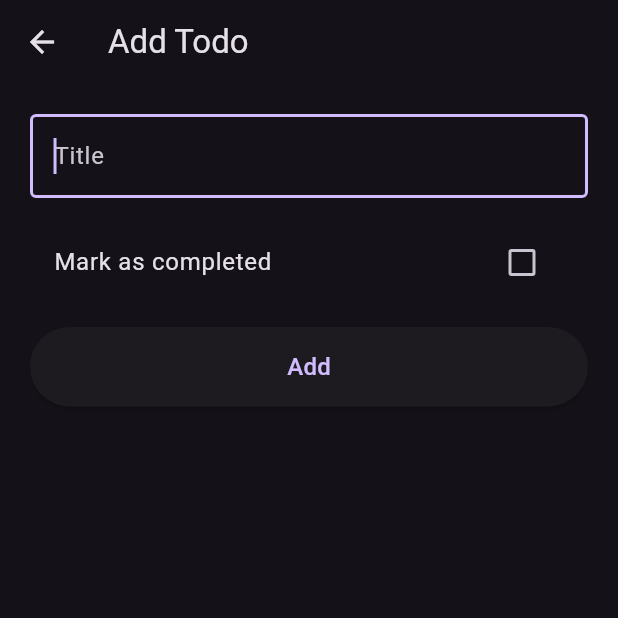
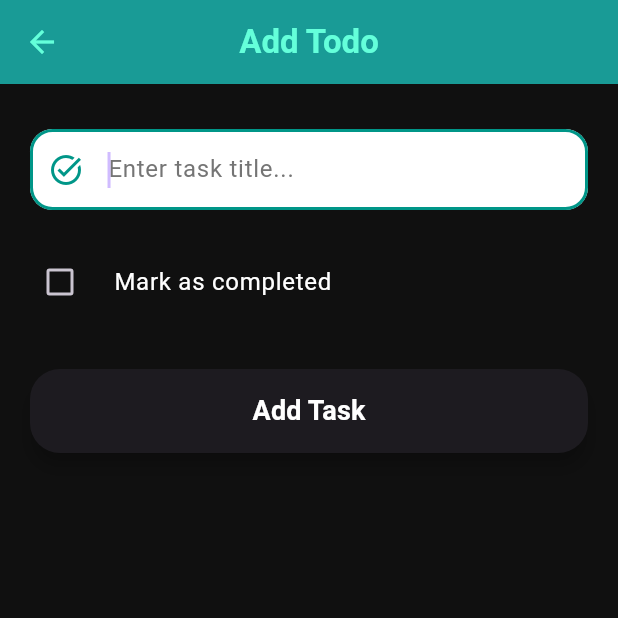
Before and after one commit to keerthana2331/todo_flutter, a Flutter app: the screen it shows after launch, after a tap on the "add" icon, on a phone screen of 412 x 824 dp, the top half of it. Run offline on Flutter 3.47's test engine with Material 3 defaults, Android fonts, the phone set to English and light mode, and no system bars; Roboto replaces fonts that are missing (Montserrat).

Commit message:
some more changes

```diff
--- a/lib/main.dart
+++ b/lib/main.dart
@@ -22,11 +22,62 @@ class MyApp extends StatelessWidget {
       debugShowCheckedModeBanner: false,
       theme: ThemeData(
         brightness: Brightness.dark,
+        primaryColor: Colors.tealAccent,
+        scaffoldBackgroundColor: const Color(0xFF101010),
+        fontFamily: 'Montserrat', // Make sure to include this in pubspec.yaml
+        appBarTheme: const AppBarTheme(
+          elevation: 8,
+          titleTextStyle: TextStyle(
+            color: Colors.tealAccent,
+            fontSize: 22,
+            fontWeight: FontWeight.w600,
+          ),
+          iconTheme: IconThemeData(color: Colors.tealAccent),
+        ),
+        floatingActionButtonTheme: const FloatingActionButtonThemeData(
+          backgroundColor: Colors.tealAccent,
+          elevation: 6,
+        ),
+        cardTheme: CardTheme(
+          color: const Color(0xFF1F1F1F),
+          shape: RoundedRectangleBorder(
+            borderRadius: BorderRadius.circular(15),
+          ),
+          shadowColor: Colors.black45,
+          elevation: 5,
+        ),
+        inputDecorationTheme: InputDecorationTheme(
+          filled: true,
+          fillColor: const Color(0xFF2C2C2C),
+          border: OutlineInputBorder(
+            borderRadius: BorderRadius.circular(12),
+            borderSide: BorderSide.none,
+          ),
+          hintStyle: const TextStyle(color: Colors.white54),
+        ),
+        buttonTheme: ButtonThemeData(
+          buttonColor: Colors.tealAccent,
+          shape: RoundedRectangleBorder(
+            borderRadius: BorderRadius.circular(10),
+          ),
+        ),
+        textTheme: const TextTheme(
+          bodyMedium: TextStyle(
+            color: Colors.white70,
+            fontSize: 16,
+            height: 1.5,
+          ),
+          titleLarge: TextStyle(
+            color: Colors.white,
+            fontWeight: FontWeight.bold,
+            fontSize: 20,
+          ),
+        ),
       ),
       initialRoute: '/',
       routes: {
         '/': (_) => const TodoList(),
-        '/add-todo-screen': (_) =>  const AddTodo(),
+        '/add-todo-screen': (_) => const AddTodo(),
       },
     );
   }
--- a/lib/models/save_task.dart
+++ b/lib/models/save_task.dart
@@ -3,10 +3,10 @@ import 'package:todo_app_provider/models/task_model.dart';
 
 class SaveTask extends ChangeNotifier {
   final List<Task> _tasks = [
-    Task(title: 'Learn Flutter', isCompleted: true),
-    Task(title: 'Drink Water', isCompleted: false),
-    Task(title: 'Play Football', isCompleted: true),
-    Task(title: 'Add More Todos', isCompleted: false),
+    Task(title: 'Learn Flutter 💻', isCompleted: true),
+    Task(title: 'Drink Water 🥛', isCompleted: false),
+    Task(title: 'Play Football ⚽', isCompleted: true),
+    Task(title: 'Add More Todos 📃 ', isCompleted: false),
   ];
 
   List<Task> get tasks => _tasks;
--- a/lib/pages/add_todo.dart
+++ b/lib/pages/add_todo.dart
@@ -34,7 +34,7 @@ class _AddTodoState extends State<AddTodo> {
     super.dispose();
   }
 
-  void _saveTask(BuildContext context) {
+  void saveTask(BuildContext context) {
     if (controller.text.trim().isEmpty) {
       ScaffoldMessenger.of(context).showSnackBar(
         const SnackBar(
@@ -72,40 +72,81 @@ class _AddTodoState extends State<AddTodo> {
   Widget build(BuildContext context) {
     return Scaffold(
       appBar: AppBar(
-        title: Text(widget.taskToEdit != null ? 'Edit Todo' : 'Add Todo'),
+        title: Text(
+          widget.taskToEdit != null ? 'Edit Todo' : 'Add Todo',
+          style: const TextStyle(fontWeight: FontWeight.bold),
+        ),
+        centerTitle: true,
+        backgroundColor: Colors.teal, // Set the app bar color to teal
       ),
       body: Padding(
-        padding: const EdgeInsets.all(20),
+        padding: const EdgeInsets.symmetric(horizontal: 20, vertical: 30),
         child: Column(
           crossAxisAlignment: CrossAxisAlignment.stretch,
           children: [
+            // Title input field
             TextField(
               controller: controller,
               autofocus: widget.taskToEdit == null,
-              decoration: const InputDecoration(
-                hintText: 'Title',
-                border: OutlineInputBorder(),
+              style: const TextStyle(fontSize: 16),
+              decoration: InputDecoration(
+                hintText: 'Enter task title...',
+                hintStyle: TextStyle(color: Colors.grey[600]),
+                filled: true,
+                fillColor: Colors.white,
+                border: OutlineInputBorder(
+                  borderRadius: BorderRadius.circular(15),
+                  borderSide: BorderSide.none,
+                ),
+                focusedBorder: OutlineInputBorder(
+                  borderRadius: BorderRadius.circular(15),
+                  borderSide: const BorderSide(color: Colors.teal, width: 2),
+                ),
+                contentPadding: const EdgeInsets.symmetric(vertical: 15, horizontal: 20),
+                prefixIcon: const Icon(
+                  Icons.task_alt,
+                  color: Colors.teal,
+                ),
               ),
             ),
-            const SizedBox(height: 15),
+            const SizedBox(height: 20),
+
+            // Checkbox to mark task as completed
             CheckboxListTile(
-              title: const Text('Mark as completed'),
+              title: const Text(
+                'Mark as completed',
+                style: TextStyle(fontSize: 16, color: Colors.white),
+              ),
+              activeColor: Colors.tealAccent,
               value: isCompleted,
               onChanged: (value) {
                 setState(() {
                   isCompleted = value ?? false;
                 });
               },
+              controlAffinity: ListTileControlAffinity.leading,
+              contentPadding: const EdgeInsets.symmetric(horizontal: 0),
             ),
-            const SizedBox(height: 15),
+            const SizedBox(height: 30),
+
+            // Add or Update task button
             ElevatedButton(
-              onPressed: () => _saveTask(context),
+              onPressed: () => saveTask(context),
               style: ElevatedButton.styleFrom(
                 padding: const EdgeInsets.symmetric(vertical: 15),
+                shape: RoundedRectangleBorder(
+                  borderRadius: BorderRadius.circular(20),
+                ),
+                iconColor: Colors.teal, // Set the button color
+                elevation: 5,
               ),
               child: Text(
-                widget.taskToEdit != null ? 'Update' : 'Add',
-                style: const TextStyle(fontSize: 16),
+                widget.taskToEdit != null ? 'Update Task' : 'Add Task',
+                style: const TextStyle(
+                  fontSize: 18,
+                  fontWeight: FontWeight.bold,
+                  color: Colors.white,
+                ),
               ),
             ),
           ],
--- a/lib/pages/todo_list.dart
+++ b/lib/pages/todo_list.dart
@@ -1,7 +1,6 @@
 import 'package:flutter/material.dart';
 import 'package:provider/provider.dart';
 import 'package:todo_app_provider/models/save_task.dart';
-import 'package:todo_app_provider/models/task_model.dart';
 import 'package:todo_app_provider/pages/add_todo.dart';
 
 class TodoList extends StatelessWidget {
@@ -11,7 +10,10 @@ class TodoList extends StatelessWidget {
   Widget build(BuildContext context) {
     return Scaffold(
       appBar: AppBar(
-        title: const Text('Todo List'),
+        title: const Text(
+          'Todo List',
+          style: TextStyle(fontWeight: FontWeight.bold),
+        ),
         actions: [
           Consumer<SaveTask>(
             builder: (context, task, child) {
@@ -22,7 +24,11 @@ class TodoList extends StatelessWidget {
                   padding: const EdgeInsets.only(right: 16),
                   child: Text(
                     '$completedTasks/${task.tasks.length}',
-                    style: const TextStyle(fontSize: 16),
+                    style: const TextStyle(
+                      fontSize: 16,
+                      fontWeight: FontWeight.bold,
+                      color: Colors.tealAccent,
+                    ),
                   ),
                 ),
               );
@@ -46,21 +52,28 @@ class TodoList extends StatelessWidget {
               child: Text(
                 'No tasks yet!\nTap + to add a new task',
                 textAlign: TextAlign.center,
-                style: TextStyle(fontSize: 16),
+                style: TextStyle(fontSize: 16, color: Colors.white70),
               ),
             );
           }
 
-          return ListView.builder(
+          return ListView.separated(
             padding: const EdgeInsets.all(8),
             itemCount: task.tasks.length,
+            separatorBuilder: (context, index) => const Divider(
+              color: Colors.teal,
+              thickness: 1,
+            ),
             itemBuilder: (BuildContext context, index) {
               final currentTask = task.tasks[index];
 
               return Dismissible(
                 key: Key(currentTask.title),
                 background: Container(
-                  color: Colors.red,
+                  decoration: BoxDecoration(
+                    color: Colors.red,
+                    borderRadius: BorderRadius.circular(8),
+                  ),
                   alignment: Alignment.centerRight,
                   padding: const EdgeInsets.only(right: 16),
                   child: const Icon(
@@ -84,7 +97,10 @@ class TodoList extends StatelessWidget {
                   );
                 },
                 child: Card(
-                  elevation: 2,
+                  elevation: 4,
+                  shape: RoundedRectangleBorder(
+                    borderRadius: BorderRadius.circular(12),
+                  ),
                   child: ListTile(
                     contentPadding: const EdgeInsets.symmetric(
                       horizontal: 16,
@@ -92,6 +108,7 @@ class TodoList extends StatelessWidget {
                     ),
                     leading: Checkbox(
                       value: currentTask.isCompleted,
+                      activeColor: Colors.tealAccent,
                       onChanged: (_) {
                         context.read<SaveTask>().checkTask(index);
                       },
@@ -103,35 +120,18 @@ class TodoList extends StatelessWidget {
                             ? TextDecoration.lineThrough
                             : TextDecoration.none,
                         color: currentTask.isCompleted
-                            ? Colors.grey
-                            : Colors.black,
+                            ? Colors.tealAccent.withOpacity(0.6)
+                            : Colors.white,
+                        fontWeight: FontWeight.w500,
                       ),
                     ),
-                    trailing: Row(
-                      mainAxisSize: MainAxisSize.min,
-                      children: [
-                        IconButton(
-                          icon: const Icon(Icons.edit),
-                          onPressed: () {
-                            Navigator.push(
-                              context,
-                              MaterialPageRoute(
-                                builder: (context) => AddTodo(
-                                  taskToEdit: currentTask,
-                                  editIndex: index,
-                                ),
-                              ),
-                            );
-                          },
-                        ),
-                        IconButton(
-                          icon: const Icon(Icons.delete),
-                          color: Colors.red,
-                          onPressed: () {
-                            _showDeleteDialog(context, task, currentTask);
-                          },
-                        ),
-                      ],
+                    trailing: Icon(
+                      currentTask.isCompleted
+                          ? Icons.check_circle_outline
+                          : Icons.circle_outlined,
+                      color: currentTask.isCompleted
+                          ? Colors.tealAccent
+                          : Colors.grey,
                     ),
                   ),
                 ),
@@ -142,47 +142,4 @@ class TodoList extends StatelessWidget {
       ),
     );
   }
-
-  Future<void> _showDeleteDialog(
-    BuildContext context,
-    SaveTask taskProvider,
-    Task task,
-  ) async {
-    return showDialog(
-      context: context,
-      builder: (BuildContext context) {
-        return AlertDialog(
-          title: const Text('Delete Task'),
-          content: Text('Are you sure you want to delete "${task.title}"?'),
-          actions: [
-            TextButton(
-              onPressed: () => Navigator.of(context).pop(),
-              child: const Text('CANCEL'),
-            ),
-            TextButton(
-              onPressed: () {
-                taskProvider.removeTask(task);
-                Navigator.of(context).pop();
-                ScaffoldMessenger.of(context).showSnackBar(
-                  SnackBar(
-                    content: Text('${task.title} deleted'),
-                    action: SnackBarAction(
-                      label: 'UNDO',
-                      onPressed: () {
-                        taskProvider.addTask(task);
-                      },
-                    ),
-                  ),
-                );
-              },
-              child: const Text(
-                'DELETE',
-                style: TextStyle(color: Colors.red),
-              ),
-            ),
-          ],
-        );
-      },
-    );
-  }
 }
```
